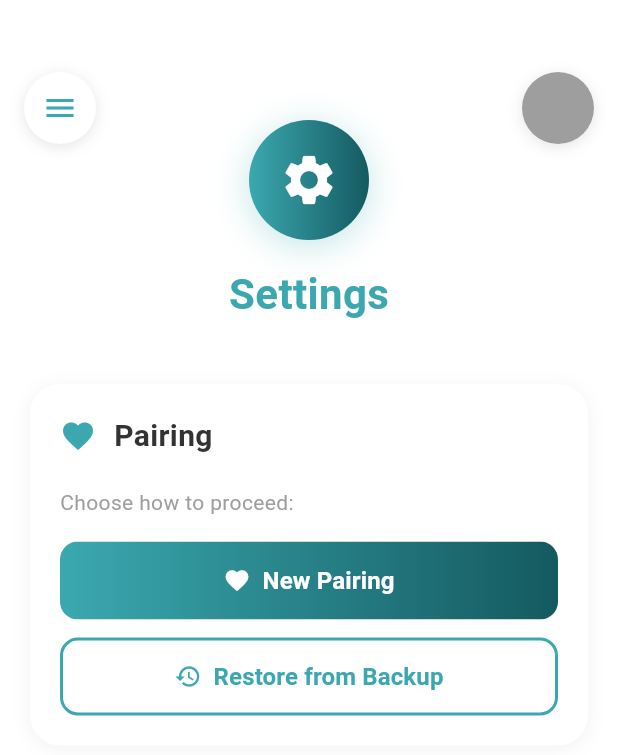
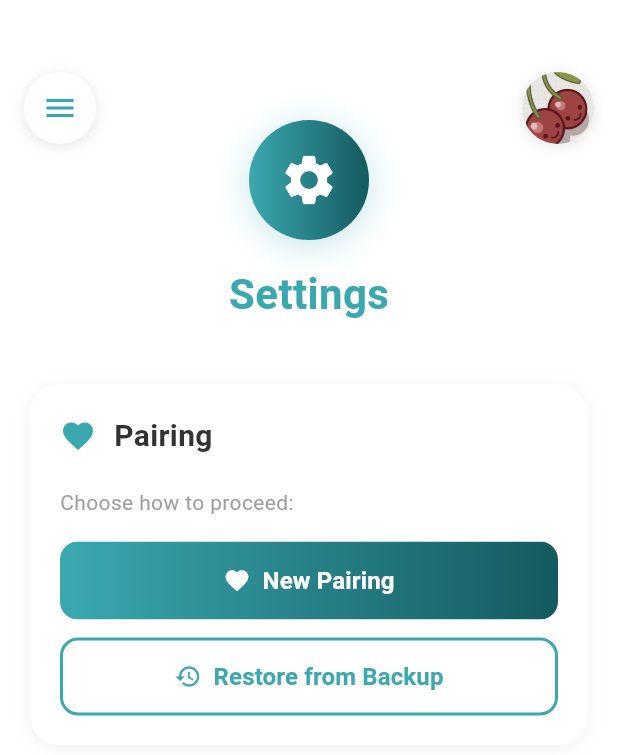
Before and after one commit to donpablitoooooooo/TuyJo, a Flutter app: the screen it shows after launch, on a phone screen of 412 x 824 dp. Shown: the top 755 px of the screen. Run offline on Flutter 3.47's test engine with Material 3 defaults, Android fonts, the phone set to English and light mode, and no system bars; our stand-ins replace cloud_firestore, file_picker, firebase_core, firebase_messaging, firebase_storage, flutter_linkify and 9 more; missing offline and left inert: asn1lib, encrypt, mobile_scanner, pdfx, pointycastle, receive_sharing_intent; accounts and stored records are empty; generated files the repository leaves out were written again; statements that could not run were skipped.

Commit message:
fix: Ripristina splash originale e crea adaptive icon Android
Risolve problemi splash e icona Android:

🚀 **Splash screen originali:**
- iOS: Rimosso LaunchScreen.storyboard (non serviva)
- Android: Già corretto (bianco semplice)
- L'app ora parte immediatamente come prima

📱 **Adaptive icon Android:**
- Aggiunto ic_launcher_foreground.png (ciliegie trasparenti)
- Aggiunto ic_launcher_background.xml (sfondo beige #E5D5C5)
- Creato mipmap-anydpi-v26/ic_launcher.xml
- Risolve il problema del "quadrato dentro icona bianca"

🍒 **Logo ciliegie a colori naturali:**
- Rimosso colorBlendMode dal menu (ciliegie a colori)
- Rimosso colorBlendMode dalla foto profilo (ciliegie a colori)
- Solo unpaired rimane grigio (come previsto)

L'app ora si comporta esattamente come l'originale per splash,
e l'icona Android appare correttamente su tutti i telefoni.

```diff
--- a/flutter-app/lib/screens/main_screen.dart
+++ b/flutter-app/lib/screens/main_screen.dart
@@ -164,8 +164,6 @@ class _MainScreenState extends State<MainScreen> {
                       width: 60,
                       height: 60,
                       fit: BoxFit.contain,
-                      color: Colors.white,
-                      colorBlendMode: BlendMode.srcIn,
                     ),
                     const SizedBox(height: 16),
                     const Text(
@@ -298,14 +296,12 @@ class _MainScreenState extends State<MainScreen> {
                               cachedSelfieBytes,
                               fit: BoxFit.cover,
                               errorBuilder: (context, error, stackTrace) {
-                                // Fallback to teal cherry logo if image fails to load
+                                // Fallback to cherry logo if image fails to load
                                 return Image.asset(
                                   'assets/cherry_logo.webp',
                                   width: 48,
                                   height: 48,
                                   fit: BoxFit.cover,
-                                  color: const Color(0xFF3BA8B0),
-                                  colorBlendMode: BlendMode.srcIn,
                                 );
                               },
                             )
@@ -314,8 +310,8 @@ class _MainScreenState extends State<MainScreen> {
                               width: 48,
                               height: 48,
                               fit: BoxFit.cover,
-                              color: isPaired ? const Color(0xFF3BA8B0) : Colors.grey,
-                              colorBlendMode: BlendMode.srcIn,
+                              color: isPaired ? null : Colors.grey.withOpacity(0.5),
+                              colorBlendMode: isPaired ? null : BlendMode.saturation,
                             ),
                     ),
                   ),
```
Also changed, not shown: 8 other files.
